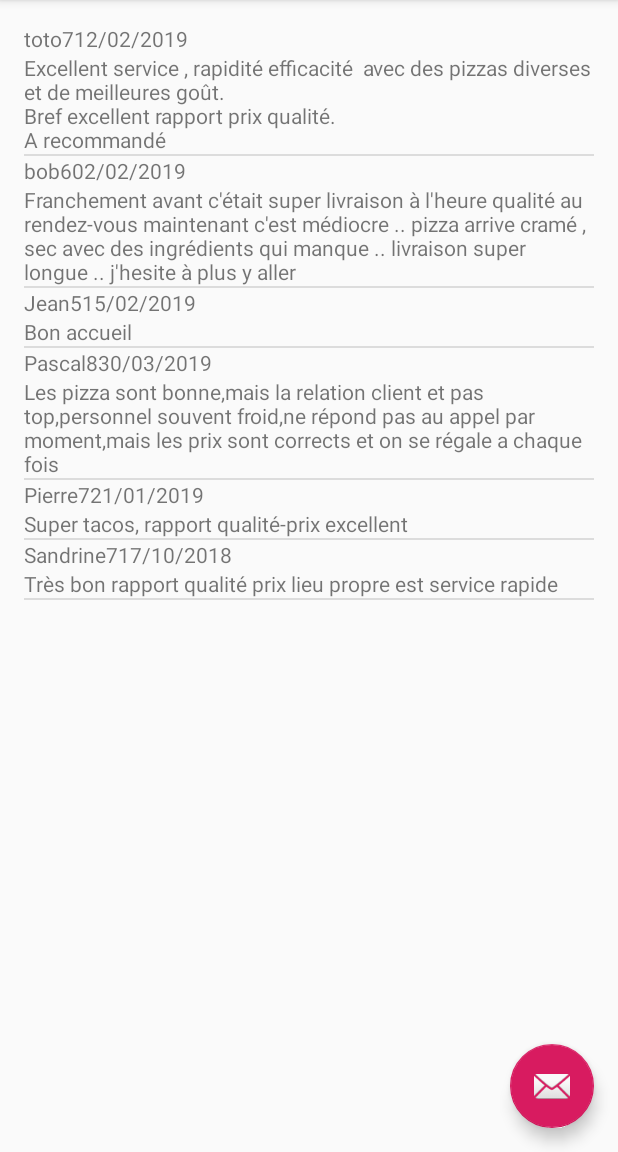
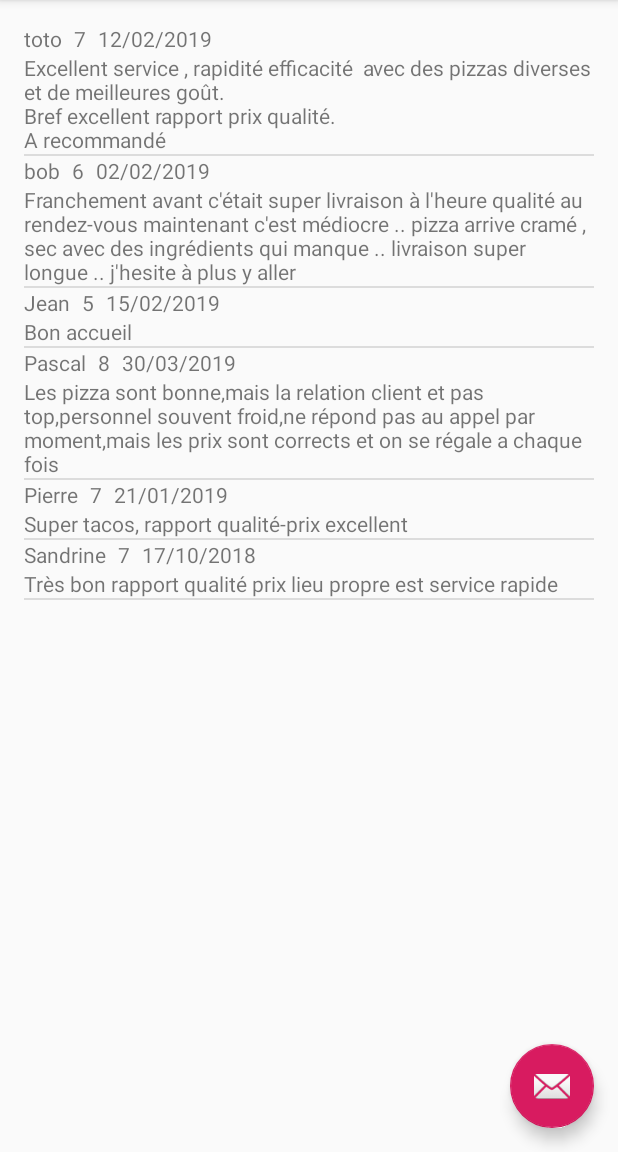
Before and after one commit to RaphaelIENCO/projetAndroid, an Android app: the screen it shows after launch (MainActivity), in the side drawer, after a tap on "Avis", on a phone screen of 412 x 824 dp, the part 84-1236 px from its top. Run offline under Robolectric (Android 15) with nearby library versions, the phone set to English and light mode, and no system bars; our stand-ins replace Room's generated code.

Commit message:
correctif affichage avis

```diff
--- a/app/src/main/res/layout/fragment_avis.xml
+++ b/app/src/main/res/layout/fragment_avis.xml
@@ -21,16 +21,19 @@
                 android:text="UserName  "
                 android:layout_width="wrap_content"
                 android:layout_height="wrap_content"
+                android:paddingRight="@dimen/nav_header_vertical_spacing"
                 android:id="@+id/text_view_username"/>
             <TextView
                 android:text="Note  "
                 android:layout_width="wrap_content"
                 android:layout_height="match_parent"
+                android:paddingRight="@dimen/nav_header_vertical_spacing"
                 android:id="@+id/text_view_note"/>
             <TextView
                 android:text="Date  "
                 android:layout_width="wrap_content"
                 android:layout_height="match_parent"
+                android:paddingRight="@dimen/nav_header_vertical_spacing"
                 android:id="@+id/text_view_date"/>
         </LinearLayout>
 
--- a/app/src/main/res/values/dimens.xml
+++ b/app/src/main/res/values/dimens.xml
@@ -2,7 +2,7 @@
     <!-- Default screen margins, per the Android Design guidelines. -->
     <dimen name="activity_horizontal_margin">16dp</dimen>
     <dimen name="activity_vertical_margin">16dp</dimen>
-    <dimen name="nav_header_vertical_spacing">8dp</dimen>
     <dimen name="nav_header_height">176dp</dimen>
     <dimen name="fab_margin">16dp</dimen>
+    <dimen name="nav_header_vertical_spacing">8dp</dimen>
 </resources>
```
